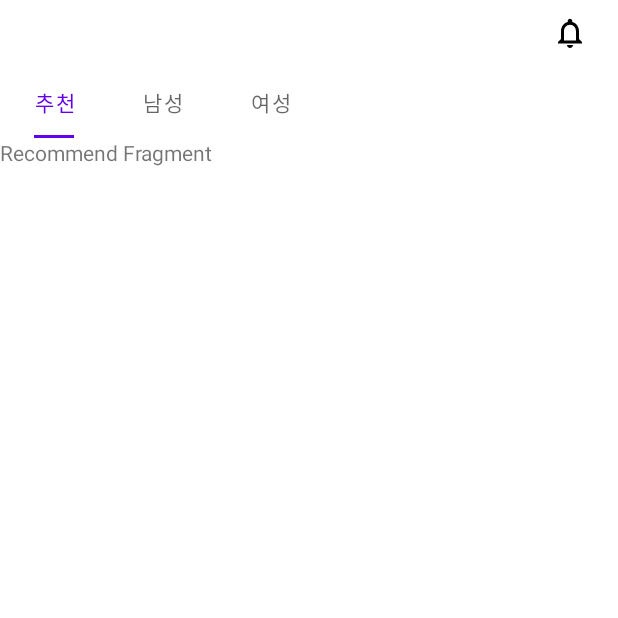
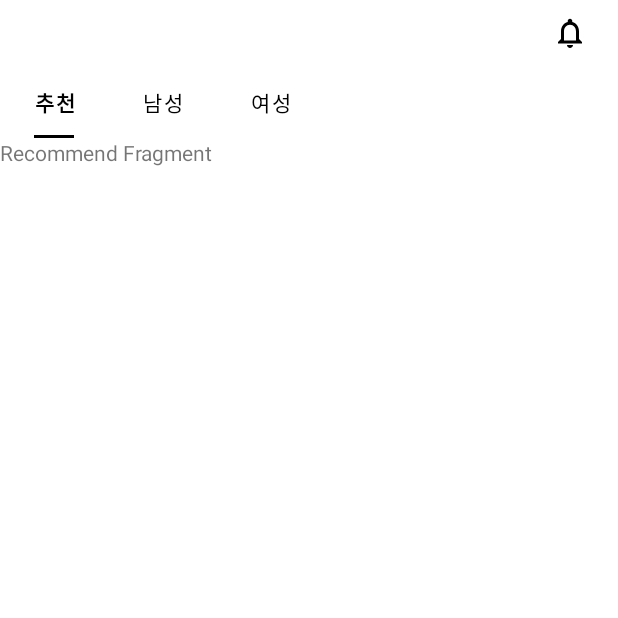
Before and after one commit to jihyunniiii/Kream_Clone_App, an Android app: the screen it shows after launch (HomeActivity), on a phone screen of 412 x 824 dp, the top half of it. Run offline under Robolectric (Android 15) with nearby library versions, the light colour scheme and no system bars; our stand-ins replace data binding.

Commit message:
Home 내의 TabLayout 디자인

```diff
--- a/app/src/main/res/layout/fragment_home.xml
+++ b/app/src/main/res/layout/fragment_home.xml
@@ -25,8 +25,13 @@
             android:layout_height="wrap_content"
             android:layout_marginTop="10dp"
             app:layout_constraintTop_toBottomOf="@+id/ib_notification"
+            app:tabIndicatorColor="@color/black"
             app:tabIndicatorFullWidth="false"
-            app:tabMode="scrollable" />
+            app:tabMode="scrollable"
+            app:tabRippleColor="@android:color/transparent"
+            app:tabSelectedTextAppearance="@style/Theme.KreamClone.tabSelected"
+            app:tabSelectedTextColor="@color/black"
+            app:tabTextColor="@color/black" />
 
         <androidx.viewpager2.widget.ViewPager2
             android:id="@+id/vp_home"
--- a/app/src/main/res/values/themes.xml
+++ b/app/src/main/res/values/themes.xml
@@ -1,4 +1,4 @@
-<resources xmlns:tools="http://schemas.android.com/tools">
+<resources>
     <!-- Base application theme. -->
     <style name="Theme.KreamClone" parent="Theme.MaterialComponents.DayNight.DarkActionBar">
         <!-- Primary brand color. -->
@@ -23,4 +23,9 @@
         <item name="postSplashScreenTheme">@style/Theme.KreamClone</item>
     </style>
 
+    <style name="Theme.KreamClone.tabSelected" parent="TextAppearance.Design.Tab">
+        <!-- tabLayout Style -->
+        <item name="android:textStyle">bold</item>
+    </style>
+
 </resources>
```
